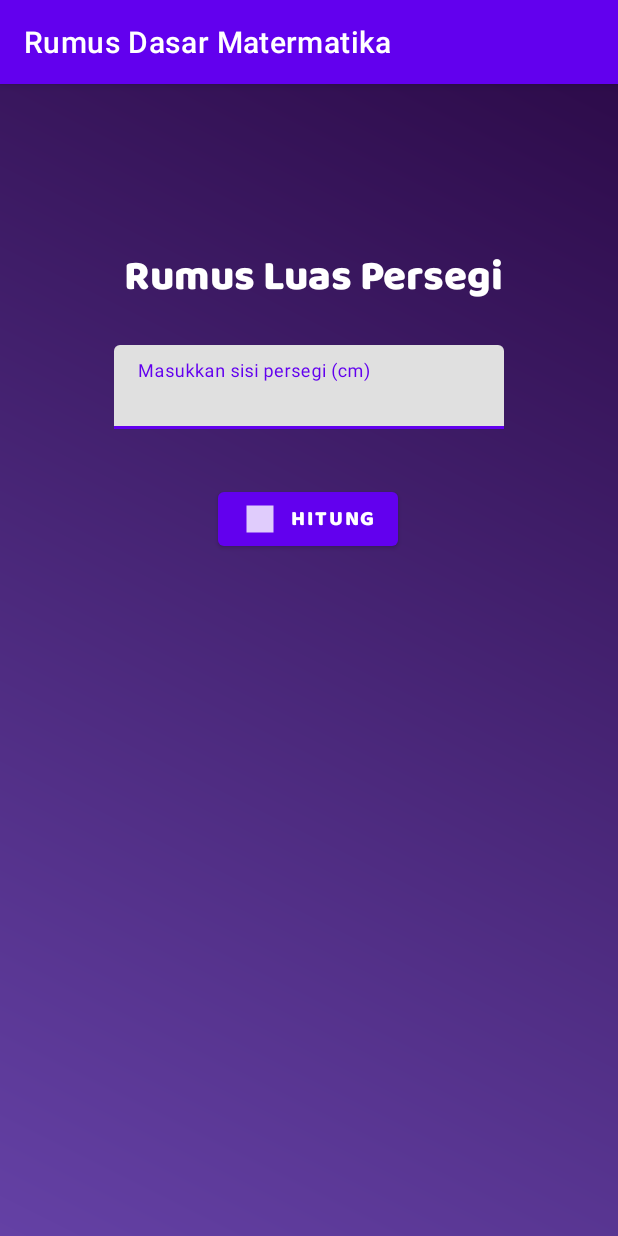
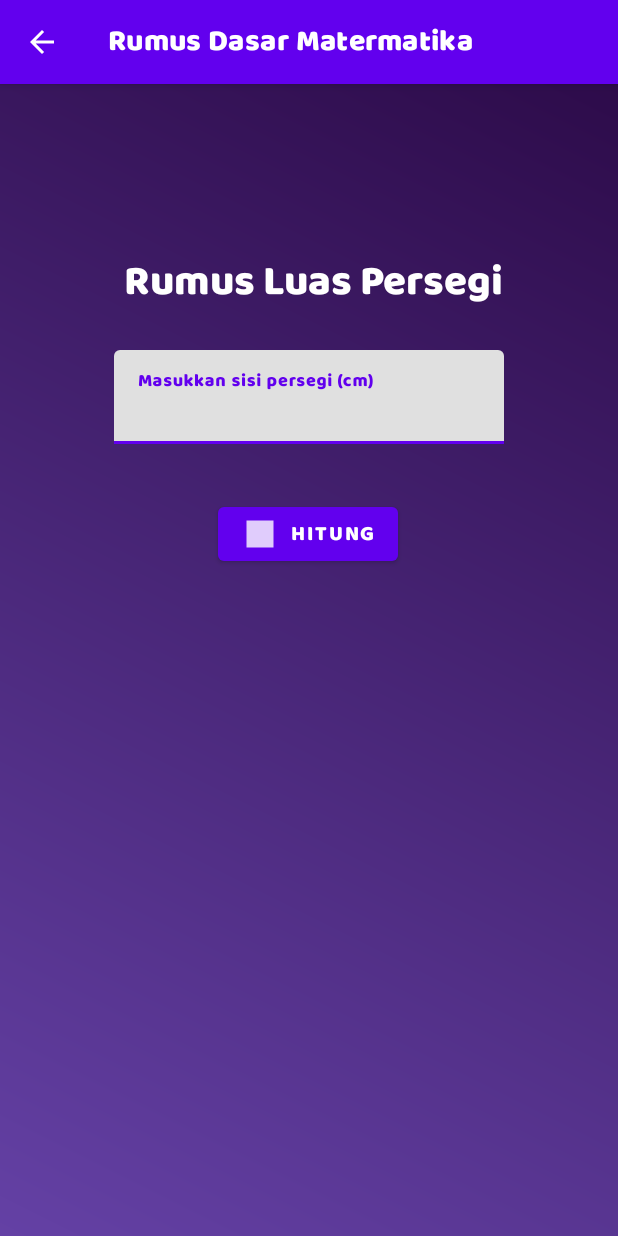
Before and after one commit to dzakwandhiya/AssessmenMopro, an Android app: the RumusPersegi screen opened directly, with no data from a screen before it, on a phone screen of 412 x 824 dp. Run offline under Robolectric (Android 15) with nearby library versions, the phone set to English and light mode, and no system bars; Roboto replaces fonts that are not available here.

Commit message:
(Assessment 1) Update: tambah button back 31/03/2023

```diff
--- a/app/src/main/java/com/example/rumusdasarmatermatika/RumusLingkaran.kt
+++ b/app/src/main/java/com/example/rumusdasarmatermatika/RumusLingkaran.kt
@@ -17,6 +17,7 @@ class RumusLingkaran : AppCompatActivity() {
         binding.hitungLingkaran.setOnClickListener {
             countLingkaran()
         }
+        supportActionBar!!.setDisplayHomeAsUpEnabled(true)
     }
     private fun countLingkaran(){
         val PHI = 3.14
--- a/app/src/main/java/com/example/rumusdasarmatermatika/RumusPersegi.kt
+++ b/app/src/main/java/com/example/rumusdasarmatermatika/RumusPersegi.kt
@@ -16,6 +16,7 @@ class RumusPersegi : AppCompatActivity() {
         binding.hitungPersegi.setOnClickListener {
             countPersegi()
         }
+        supportActionBar!!.setDisplayHomeAsUpEnabled(true)
     }
     private fun countPersegi(){
         val sisi = binding.sisiInput.text.toString()
--- a/app/src/main/java/com/example/rumusdasarmatermatika/RumusPersegiPanjang.kt
+++ b/app/src/main/java/com/example/rumusdasarmatermatika/RumusPersegiPanjang.kt
@@ -15,6 +15,7 @@ class RumusPersegiPanjang : AppCompatActivity() {
         binding.hitungPersegiPanjang.setOnClickListener {
             countPersegiPanjang()
         }
+        supportActionBar!!.setDisplayHomeAsUpEnabled(true)
     }
     private fun countPersegiPanjang(){
         val panjang = binding.panjangInput.text.toString();
--- a/app/src/main/java/com/example/rumusdasarmatermatika/RumusSegitiga.kt
+++ b/app/src/main/java/com/example/rumusdasarmatermatika/RumusSegitiga.kt
@@ -16,6 +16,7 @@ class RumusSegitiga : AppCompatActivity() {
         binding.hitungSegitiga.setOnClickListener {
             countSegitiga()
         }
+        supportActionBar!!.setDisplayHomeAsUpEnabled(true)
     }
     private fun countSegitiga(){
         val alas = binding.alasInput.text.toString()
--- a/app/src/main/res/layout/activity_rumus_lingkaran.xml
+++ b/app/src/main/res/layout/activity_rumus_lingkaran.xml
@@ -50,7 +50,7 @@
             android:layout_marginTop="36dp"
             android:drawableLeft="@drawable/circle"
             android:fontFamily="@font/baloo_paaji"
-            android:text="@string/hitungPersegi"
+            android:text="@string/hitungLingkaran"
             app:layout_constraintBottom_toBottomOf="parent"
             app:layout_constraintEnd_toEndOf="parent"
             app:layout_constraintHorizontal_bias="0.498"
--- a/app/src/main/res/layout/activity_rumus_persegi.xml
+++ b/app/src/main/res/layout/activity_rumus_persegi.xml
@@ -5,6 +5,7 @@
     android:layout_width="match_parent"
     android:layout_height="match_parent"
     tools:context=".RumusPersegi">
+
     <androidx.constraintlayout.widget.ConstraintLayout
         android:layout_width="match_parent"
         android:layout_height="match_parent">
@@ -28,8 +29,8 @@
             android:layout_width="260dp"
             android:layout_height="wrap_content"
             android:layout_marginStart="16dp"
+            android:layout_marginTop="20dp"
             android:layout_marginEnd="16dp"
-        android:layout_marginTop="20dp"
             app:layout_constraintEnd_toEndOf="parent"
             app:layout_constraintStart_toStartOf="parent"
             app:layout_constraintTop_toBottomOf="@+id/judulPersegi">
@@ -38,9 +39,9 @@
                 android:id="@+id/sisi_input"
                 android:layout_width="match_parent"
                 android:layout_height="wrap_content"
+                android:hint="@string/sisiInput"
                 android:imeOptions="actionDone"
-            android:inputType="number"
-            android:hint="@string/sisiInput" />
+                android:inputType="number" />
         </com.google.android.material.textfield.TextInputLayout>
 
         <Button
@@ -63,8 +64,8 @@
             android:layout_width="wrap_content"
             android:layout_height="wrap_content"
             android:layout_marginTop="24dp"
+            android:fontFamily="@font/baloo_paaji"
             android:text="@string/hasilPersegi"
-        android:fontFamily="@font/baloo_paaji"
             android:textSize="24sp"
             app:layout_constraintEnd_toEndOf="parent"
             app:layout_constraintStart_toStartOf="parent"
--- a/app/src/main/res/layout/activity_rumus_persegi_panjang.xml
+++ b/app/src/main/res/layout/activity_rumus_persegi_panjang.xml
@@ -69,7 +69,7 @@
             android:layout_marginTop="36dp"
             android:drawableLeft="@drawable/rectangle"
             android:fontFamily="@font/baloo_paaji"
-            android:text="@string/hitungPersegi"
+            android:text="@string/hitungPersegiPanjang"
             app:layout_constraintBottom_toBottomOf="parent"
             app:layout_constraintEnd_toEndOf="parent"
             app:layout_constraintHorizontal_bias="0.498"
--- a/app/src/main/res/layout/activity_rumus_segitiga.xml
+++ b/app/src/main/res/layout/activity_rumus_segitiga.xml
@@ -69,7 +69,7 @@
             android:layout_marginTop="36dp"
             android:drawableLeft="@drawable/triangle"
             android:fontFamily="@font/baloo_paaji"
-            android:text="@string/hitungPersegi"
+            android:text="@string/hitungSegitiga"
             app:layout_constraintBottom_toBottomOf="parent"
             app:layout_constraintEnd_toEndOf="parent"
             app:layout_constraintHorizontal_bias="0.498"
--- a/app/src/main/res/values-night/themes.xml
+++ b/app/src/main/res/values-night/themes.xml
@@ -14,5 +14,6 @@
         <!-- Customize your theme here. -->
         <item name="android:windowBackground">@color/grey</item>
         <item name="android:textColor">@color/white</item>
+        <item name="fontFamily">@font/baloo_paaji</item>
     </style>
 </resources>
--- a/app/src/main/res/values/strings.xml
+++ b/app/src/main/res/values/strings.xml
@@ -17,6 +17,9 @@
     <string name="tinggiInput">Masukkan tinggi (cm)</string>
     <string name="jariInput">Masukkan jari-jari (cm)</string>
     <string name="hitungPersegi">Hitung</string>
+    <string name="hitungPersegiPanjang">Hitung</string>
+    <string name="hitungSegitiga">Hitung</string>
+    <string name="hitungLingkaran">Hitung</string>
     <string name="hasilPersegi" />
     <string name="sisi_invalid">Sisi harus diisi!</string>
     <string name="panjang_invalid">Panjang harus diisi!</string>
--- a/app/src/main/res/values/themes.xml
+++ b/app/src/main/res/values/themes.xml
@@ -14,5 +14,6 @@
         <!-- Customize your theme here. -->
         <item name="android:windowBackground">@drawable/gradient1</item>
         <item name="android:textColor">@color/white</item>
+        <item name="fontFamily">@font/baloo_paaji</item>
     </style>
 </resources>
```
Also changed, not shown: app/src/main/AndroidManifest.xml (+8 -4 lines), app/src/main/res/font/acme.ttf (added). Lines whose indentation alone changed are shown as unchanged.
